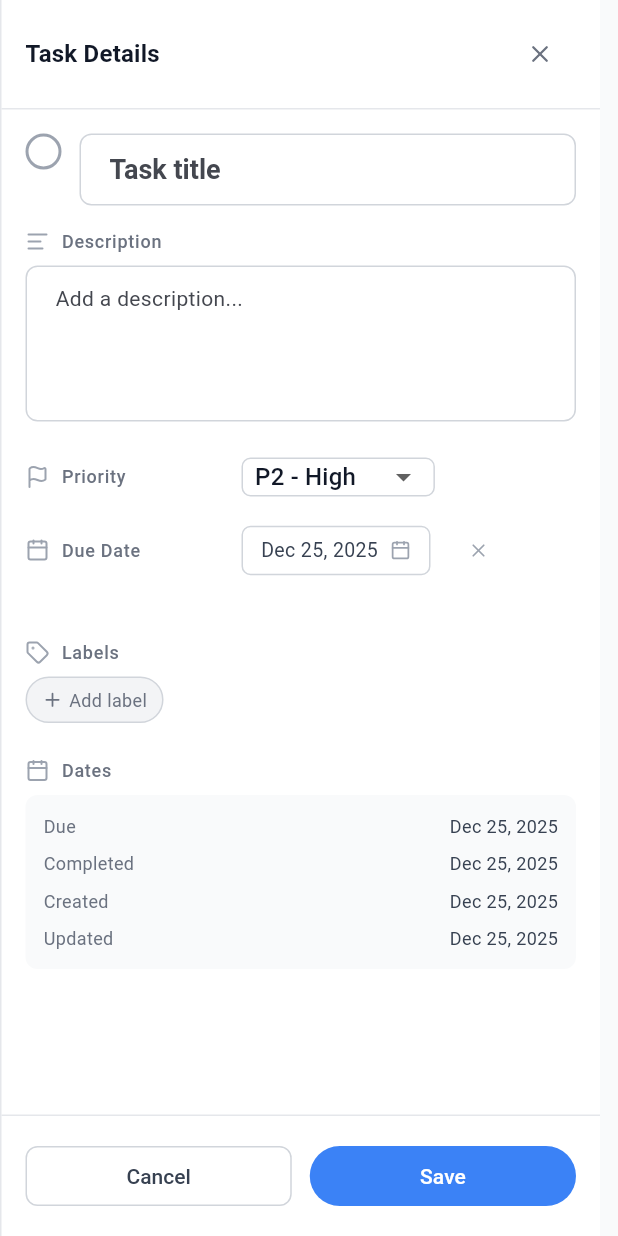
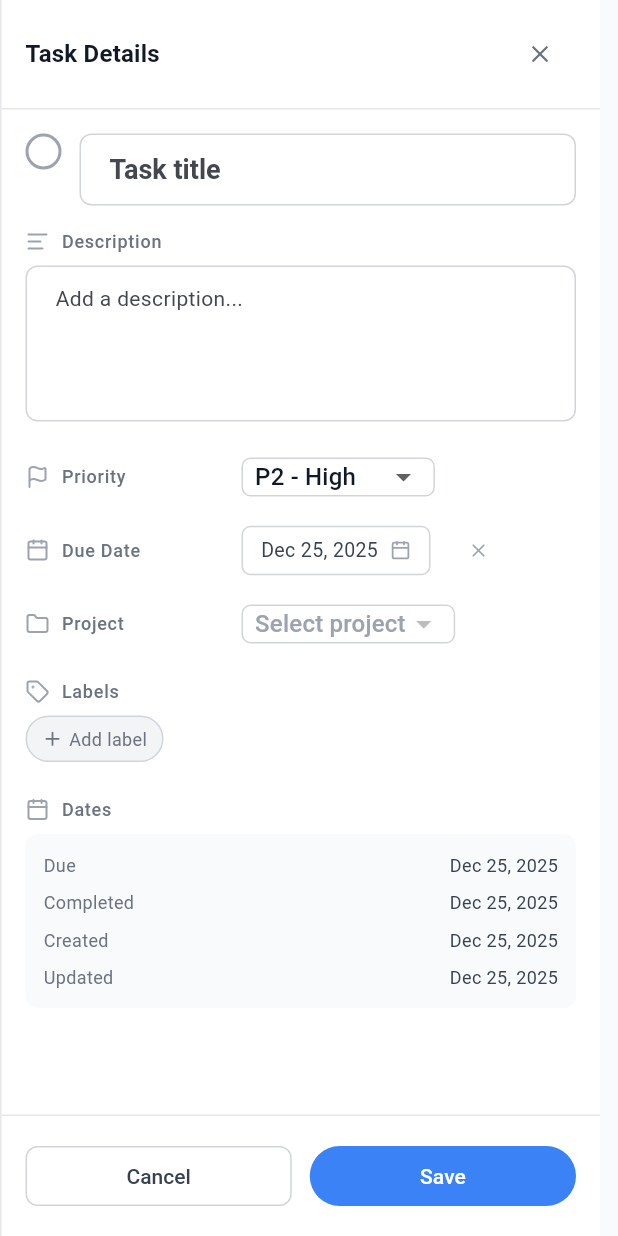
Before and after one commit to openza/tasks, a Flutter app: the TaskDetail widget shown alone on an empty page, opened directly with empty values, after a tap on an icon or button, on a phone screen of 412 x 824 dp. Run offline on Flutter 3.47's test engine with Material 3 defaults, Android fonts, the phone set to English and light mode, and no system bars; drawn by our look-alikes of toastification; our stand-ins replace dio, drift, file_picker, flutter_riverpod, flutter_secure_storage, flutter_svg and 5 more; missing offline and left inert: dart:ffi, window_manager; accounts and stored records are empty; generated files the repository leaves out were written again.

Commit message:
feat: show project name in header and add project selector in task details
- Display project name with color indicator in the tasks pane header when
  viewing a specific project (instead of generic "Tasks")
- Add project dropdown selector in task detail panel when editing, allowing
  users to change the project a task belongs to

```diff
--- a/lib/presentation/screens/tasks/tasks_screen.dart
+++ b/lib/presentation/screens/tasks/tasks_screen.dart
@@ -31,6 +31,7 @@ class TasksScreen extends ConsumerWidget {
           return TasksWithTabs(
             tasks: tasks,
             projects: data.projects,
+            selectedProjectId: projectId,
             onTaskComplete: (task) => _completeTask(ref, task),
             onTaskUpdate: (task) => _updateTask(ref, task),
             onTaskDelete: (task) => _deleteTask(ref, task),
--- a/lib/presentation/widgets/tasks/task_detail.dart
+++ b/lib/presentation/widgets/tasks/task_detail.dart
@@ -15,6 +15,7 @@ import '../badges/project_badge.dart';
 class TaskDetail extends ConsumerStatefulWidget {
   final TaskEntity task;
   final ProjectEntity? project;
+  final List<ProjectEntity> projects;
   final VoidCallback? onClose;
   final void Function(TaskEntity)? onUpdate;
   final void Function(TaskEntity)? onDelete;
@@ -24,6 +25,7 @@ class TaskDetail extends ConsumerStatefulWidget {
     super.key,
     required this.task,
     this.project,
+    this.projects = const [],
     this.onClose,
     this.onUpdate,
     this.onDelete,
@@ -41,6 +43,7 @@ class _TaskDetailState extends ConsumerState<TaskDetail> {
   late int _editPriority;
   late DateTime? _editDueDate;
   late List<String> _editLabelNames;
+  late String? _editProjectId;
   bool _hasUnsavedChanges = false;
 
   @override
@@ -52,6 +55,7 @@ class _TaskDetailState extends ConsumerState<TaskDetail> {
     _editPriority = widget.task.priority;
     _editDueDate = widget.task.dueDate;
     _editLabelNames = widget.task.labels.map((l) => l.name).toList();
+    _editProjectId = widget.task.projectId;
 
     _titleController.addListener(_onEditChanged);
     _descriptionController.addListener(_onEditChanged);
@@ -252,6 +256,11 @@ class _TaskDetailState extends ConsumerState<TaskDetail> {
   }
 
   Widget _buildMetadataSection(BuildContext context) {
+    // Get current project for display
+    final currentProject = _editProjectId != null
+        ? widget.projects.where((p) => p.id == _editProjectId).firstOrNull
+        : widget.project;
+
     return Column(
       crossAxisAlignment: CrossAxisAlignment.start,
       children: [
@@ -280,15 +289,74 @@ class _TaskDetailState extends ConsumerState<TaskDetail> {
         const SizedBox(height: 12),
 
         // Project
-        if (widget.project != null)
-          _buildMetadataRow(
-            context,
-            icon: LucideIcons.folder,
-            label: 'Project',
-            child: ProjectBadge(project: widget.project!),
-          ),
+        _buildMetadataRow(
+          context,
+          icon: LucideIcons.folder,
+          label: 'Project',
+          child: _isEditing
+              ? _buildProjectSelector()
+              : currentProject != null
+                  ? ProjectBadge(project: currentProject)
+                  : Text(
+                      'No project',
+                      style: TextStyle(fontSize: 13, color: AppTheme.gray400),
+                    ),
+        ),
       ],
     );
+  }
+
+  Widget _buildProjectSelector() {
+    return Container(
+      padding: const EdgeInsets.symmetric(horizontal: 8),
+      decoration: BoxDecoration(
+        border: Border.all(color: AppTheme.gray300),
+        borderRadius: BorderRadius.circular(6),
+      ),
+      child: DropdownButton<String?>(
+        value: _editProjectId,
+        hint: Text('Select project', style: TextStyle(color: AppTheme.gray400)),
+        items: widget.projects.map((project) {
+          return DropdownMenuItem<String?>(
+            value: project.id,
+            child: Row(
+              mainAxisSize: MainAxisSize.min,
+              children: [
+                Container(
+                  width: 10,
+                  height: 10,
+                  decoration: BoxDecoration(
+                    color: _parseProjectColor(project.color),
+                    borderRadius: BorderRadius.circular(2),
+                  ),
+                ),
+                const SizedBox(width: 8),
+                Text(project.name),
+              ],
+            ),
+          );
+        }).toList(),
+        onChanged: (value) {
+          setState(() {
+            _editProjectId = value;
+            _hasUnsavedChanges = true;
+          });
+        },
+        underline: const SizedBox.shrink(),
+        isDense: true,
+      ),
+    );
+  }
+
+  Color _parseProjectColor(String colorStr) {
+    if (colorStr.startsWith('#')) {
+      try {
+        return Color(int.parse(colorStr.substring(1), radix: 16) + 0xFF000000);
+      } catch (_) {
+        return AppTheme.gray500;
+      }
+    }
+    return AppTheme.gray500;
   }
 
   Widget _buildPrioritySelector() {
@@ -808,6 +876,7 @@ class _TaskDetailState extends ConsumerState<TaskDetail> {
       _editPriority = widget.task.priority;
       _editDueDate = widget.task.dueDate;
       _editLabelNames = widget.task.labels.map((l) => l.name).toList();
+      _editProjectId = widget.task.projectId;
       _isEditing = false;
       _hasUnsavedChanges = false;
     });
@@ -835,6 +904,7 @@ class _TaskDetailState extends ConsumerState<TaskDetail> {
       description: _descriptionController.text.trim(),
       priority: _editPriority,
       dueDate: _editDueDate,
+      projectId: _editProjectId,
       labels: updatedLabels,
       updatedAt: DateTime.now(),
     );
```
Also changed, not shown: lib/presentation/widgets/tasks/tasks_with_tabs.dart (+32 -1 lines).
